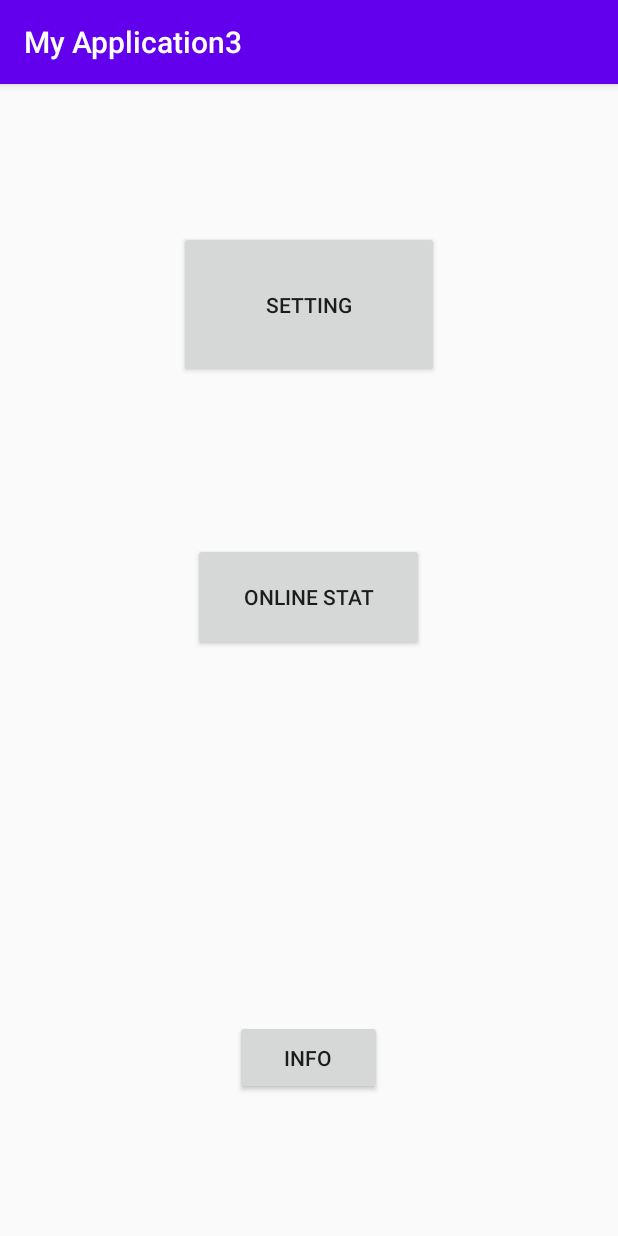
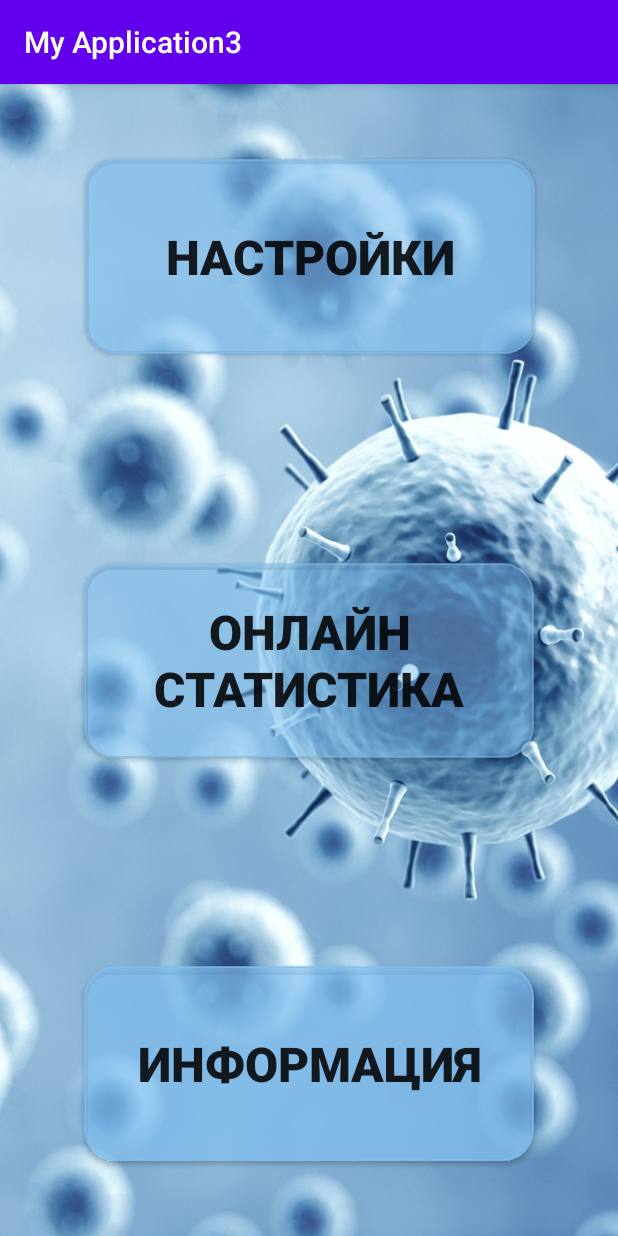
Before and after one commit to olli2017/CoronaNotification, an Android app: the screen it shows after launch (MainActivity), on a phone screen of 412 x 824 dp. Run offline under Robolectric (Android 15) with nearby library versions, the phone set to English and light mode, and no system bars.

Commit message:
main layer. buttons

```diff
--- a/MyApplication3/app/src/main/res/layout/activity_main.xml
+++ b/MyApplication3/app/src/main/res/layout/activity_main.xml
@@ -4,43 +4,59 @@
     xmlns:tools="http://schemas.android.com/tools"
     android:layout_width="match_parent"
     android:layout_height="match_parent"
+    android:background="@drawable/cor4"
     tools:context=".MainActivity">
 
     <Button
-        android:id="@+id/info_button"
-        android:layout_width="98dp"
-        android:layout_height="50dp"
-        android:layout_marginBottom="94dp"
-        android:onClick="displayInfoImage"
-        android:text="@string/info"
-        app:layout_constraintBottom_toBottomOf="parent"
+        android:id="@+id/setting_button"
+        android:layout_width="300dp"
+        android:layout_height="130dp"
+        android:layout_marginTop="50dp"
+        android:background="@drawable/bg_rounded"
+        android:backgroundTint="#9980BFEF"
+        android:gravity="center"
+        android:onClick="displayNotificationSettings"
+        android:padding="10dp"
+        android:text="@string/setting"
+        android:textSize="32sp"
+        android:textStyle="bold"
         app:layout_constraintEnd_toEndOf="parent"
-        app:layout_constraintHorizontal_bias="0.498"
-        app:layout_constraintStart_toStartOf="parent" />
+        app:layout_constraintHorizontal_bias="0.504"
+        app:layout_constraintStart_toStartOf="parent"
+        app:layout_constraintTop_toTopOf="parent" />
 
     <Button
         android:id="@+id/stat_button"
-        android:layout_width="154dp"
-        android:layout_height="72dp"
-        android:layout_marginTop="24dp"
-        android:layout_marginBottom="304dp"
+        android:layout_width="300dp"
+        android:layout_height="130dp"
+        android:background="@drawable/bg_rounded"
+        android:backgroundTint="#8080BFEF"
+        android:gravity="center"
         android:onClick="displayOnlineStats"
         android:text="@string/online_stat"
-        app:layout_constraintBottom_toBottomOf="parent"
+        android:textSize="32sp"
+        android:textStyle="bold"
+        app:layout_constraintBottom_toTopOf="@+id/info_button"
         app:layout_constraintEnd_toEndOf="parent"
-        app:layout_constraintHorizontal_bias="0.498"
+        app:layout_constraintHorizontal_bias="0.5"
         app:layout_constraintStart_toStartOf="parent"
         app:layout_constraintTop_toBottomOf="@+id/setting_button" />
 
     <Button
-        android:id="@+id/setting_button"
-        android:layout_width="173dp"
-        android:layout_height="98dp"
-        android:layout_marginTop="98dp"
-        android:onClick="displayNotificationSettings"
-        android:text="Setting"
+        android:id="@+id/info_button"
+        android:layout_width="300dp"
+        android:layout_height="130dp"
+        android:layout_marginBottom="50dp"
+        android:background="@drawable/bg_rounded"
+        android:backgroundTint="#B380BFEF"
+        android:gravity="center"
+        android:onClick="displayInfoImage"
+        android:text="@string/info"
+        android:textSize="32sp"
+        android:textStyle="bold"
+        app:layout_constraintBottom_toBottomOf="parent"
         app:layout_constraintEnd_toEndOf="parent"
-        app:layout_constraintStart_toStartOf="parent"
-        app:layout_constraintTop_toTopOf="parent" />
+        app:layout_constraintHorizontal_bias="0.5"
+        app:layout_constraintStart_toStartOf="parent" />
 
 </androidx.constraintlayout.widget.ConstraintLayout>
--- a/MyApplication3/app/src/main/res/values/strings.xml
+++ b/MyApplication3/app/src/main/res/values/strings.xml
@@ -1,8 +1,9 @@
 <resources>
     <string name="app_name">My Application3</string>
-    <string name="notificate_me">Notificate me</string>
-    <string name="info">Info</string>
-    <string name="online_stat">Online Stat</string>
+    <string name="notificate_me">Уведомить меня</string>
+    <string name="info">Информация</string>
+    <string name="online_stat">Онлайн статистика</string>
     <string name="get_stats">Get stats</string>
-    <string name="turn_off_notification">Turn off</string>
+    <string name="turn_off_notification">Выключить уведомления</string>
+    <string name="setting">Настройки</string>
 </resources>
```
Also changed, not shown: MyApplication3/app/src/main/res/drawable/cor3.jpg (added), MyApplication3/app/src/main/res/drawable/cor4.jpg (added).
